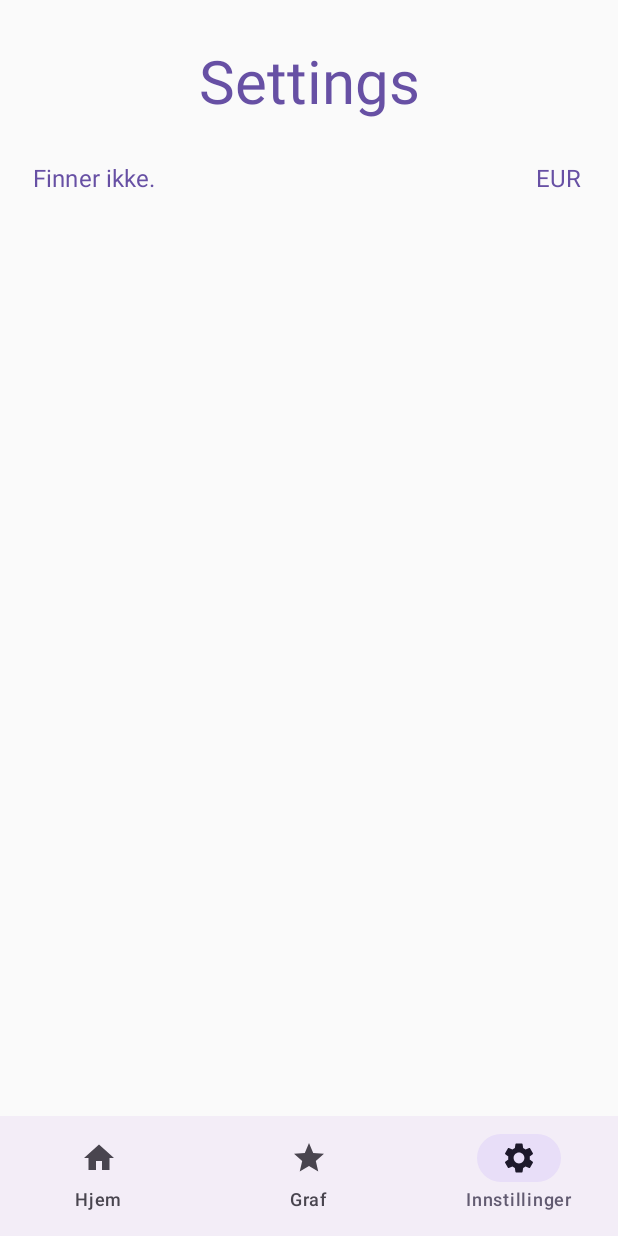
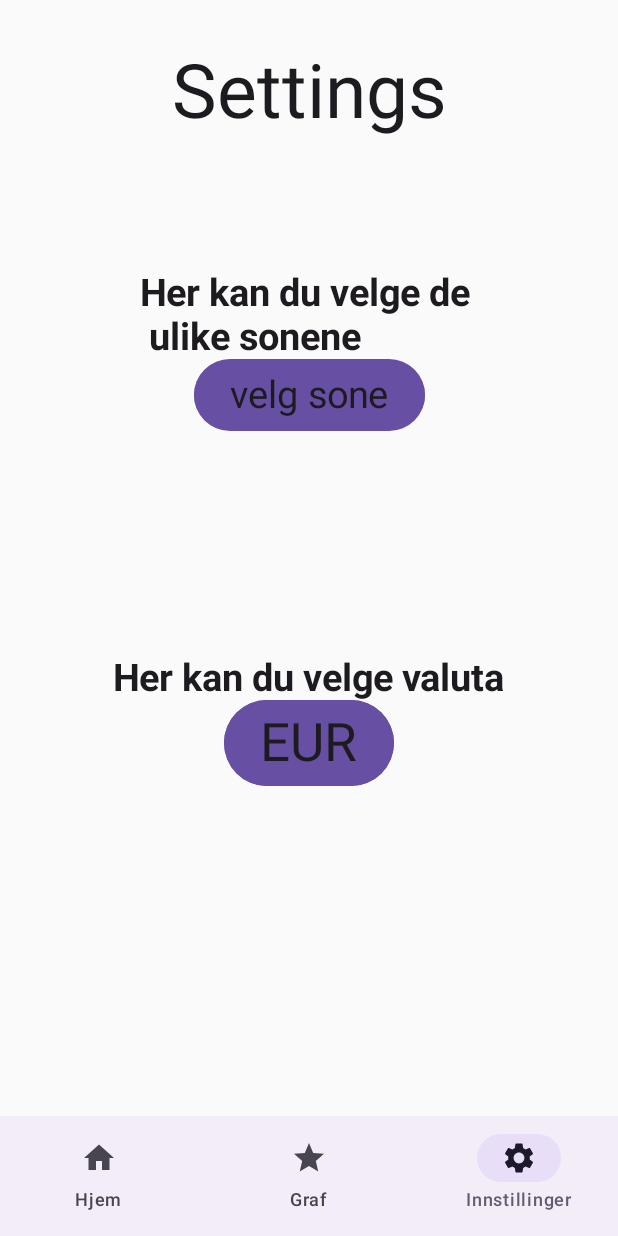
Before and after one commit to Zekima/StromprisApp, an Android app built with Jetpack Compose: the SettingsScreen screen opened through its navigation route, on a phone screen of 412 x 824 dp. Run offline under Robolectric (Android 15) with nearby library versions, the phone set to English and light mode, and no system bars.

Commit message:
Update SettingsScreen.kt

```diff
--- a/app/src/main/java/com/example/stromprisapp/ui/SettingsScreen.kt
+++ b/app/src/main/java/com/example/stromprisapp/ui/SettingsScreen.kt
@@ -1,15 +1,21 @@
 package com.example.stromprisapp.ui
 
 import android.content.Context
+import androidx.compose.foundation.background
 import androidx.compose.foundation.clickable
 import androidx.compose.foundation.layout.Arrangement
+import androidx.compose.foundation.layout.Box
 import androidx.compose.foundation.layout.Column
 import androidx.compose.foundation.layout.Row
+import androidx.compose.foundation.layout.Spacer
 import androidx.compose.foundation.layout.fillMaxWidth
+import androidx.compose.foundation.layout.height
 import androidx.compose.foundation.layout.padding
+import androidx.compose.foundation.shape.CircleShape
 import androidx.compose.material.icons.Icons
 import androidx.compose.material.icons.filled.KeyboardArrowDown
 import androidx.compose.material.icons.filled.KeyboardArrowUp
+import androidx.compose.material3.Button
 import androidx.compose.material3.DropdownMenu
 import androidx.compose.material3.DropdownMenuItem
 import androidx.compose.material3.Icon
@@ -24,6 +30,7 @@ import androidx.compose.runtime.setValue
 import androidx.compose.ui.Alignment
 import androidx.compose.ui.Modifier
 import androidx.compose.ui.graphics.Color
+import androidx.compose.ui.graphics.toArgb
 import androidx.compose.ui.platform.LocalContext
 import androidx.compose.ui.text.font.FontWeight
 import androidx.compose.ui.unit.DpOffset
@@ -31,28 +38,18 @@ import androidx.compose.ui.unit.TextUnit
 import androidx.compose.ui.unit.dp
 import androidx.compose.ui.unit.sp
 import com.example.stromprisapp.Utils
+import com.example.stromprisapp.ui.Global.sharedPrefEur
+import com.example.stromprisapp.ui.Global.sharedPrefNOK
+import com.example.stromprisapp.ui.Global.sharedPrefSone
 import com.example.stromprisapp.ui.Global.valgtSone
 import com.example.stromprisapp.ui.Global.valutaEUR
 import com.example.stromprisapp.ui.Global.valutaNOK
-import com.example.stromprisapp.ui.Global.velgSone
 import com.example.stromprisapp.ui.Global.velgValuta
 import com.example.stromprisapp.ui.theme.Black
 import com.example.stromprisapp.ui.theme.White
 
-
 @Composable
 fun SettingsScreen( ) {
-    val currentSone = LocalContext.current
-    val sharedPrefSone = currentSone.getSharedPreferences("minPrefSone", Context.MODE_PRIVATE)
-    Global.valgtSone = sharedPrefSone.getString("valgtSone", valgtSone).toString()
-
-    val currentEur = LocalContext.current
-    val sharedPrefEur = currentEur.getSharedPreferences("minPrefValuta", Context.MODE_PRIVATE)
-    valutaEUR = sharedPrefEur.getBoolean("valutaEUR", false)
-
-    val currentNOK = LocalContext.current
-    val sharedPrefNOK = currentNOK.getSharedPreferences("minPrefValuta", Context.MODE_PRIVATE)
-    valutaNOK = sharedPrefNOK.getBoolean("valutaNOK", false)
 
     var menyvalgValuta by remember {
         mutableStateOf(false)
@@ -62,9 +59,8 @@ fun SettingsScreen( ) {
     }
     val listeValuta = listOf("NOK", "€")
 
-    val listeSone = listOf("Oslo / Øst-Norge", "Kristiandsand /Sør-Norge", "Trondheim / Midt-Norge",
-        "Tromsø / Nord-Norge", "Bergen / Vest-Norge")
-
+    val listeSone = listOf("Oslo Øst-Norge", "Kristiandsand Sør-Norge", "Trondheim Midt-Norge",
+        "Tromsø Nord-Norge", "Bergen Vest-Norge")
 
     val iconSone = if( menyValgSone) {
         Icons.Filled.KeyboardArrowDown
@@ -81,53 +77,72 @@ fun SettingsScreen( ) {
         modifier = Modifier.fillMaxWidth(),
         horizontalAlignment = Alignment.CenterHorizontally
     ) {
-        TekstMedBakgrunn(tekst = "Settings", fontSize = 40.sp, modifier = Modifier.padding(16.dp) )
+        TekstMedBakgrunn(tekst = "Settings", fontSize = 50.sp, modifier = Modifier.padding(top =16.dp, bottom = 90.dp) )
 
-        Row(
+        Column(
             modifier = Modifier.fillMaxWidth(),
-            horizontalArrangement = Arrangement.SpaceBetween,
-            verticalAlignment = Alignment.CenterVertically
+            horizontalAlignment = Alignment.CenterHorizontally,
+            // verticalAlignment = Alignment.CenterVertically
         ) {
 
-            TextButton( onClick = { menyValgSone = true } ) {
-                TekstMedBakgrunn(tekst =  convertZoneCode(valgtSone))
+            TekstMedBakgrunn(tekst = "Her kan du velge de \n ulike sonene", fontSize = 25.sp, fontWeight = FontWeight.Bold)
+            Box(
+                modifier = Modifier
+                    .background(Color(color = MaterialTheme.colorScheme.primary.toArgb()), CircleShape)
+
+            ) {
+
+                Button(onClick = { menyValgSone = true }) {
+                    TekstMedBakgrunn(tekst = convertZoneCode(valgtSone), fontSize = 25.sp)
                 }
-            DropdownMenu(expanded = menyValgSone, onDismissRequest = { menyValgSone = false } ) {
+                DropdownMenu(expanded = menyValgSone, onDismissRequest = { menyValgSone = false }) {
                     listeSone.forEachIndexed { index, item ->
                         DropdownMenuItem({
-                        TekstMedBakgrunn(tekst = item)
+                            TekstMedBakgrunn(tekst = item, fontSize = 20.sp)
                         }, onClick = {
                             val element = listeSone[index]
                             valgtSone = when (element) {
-                            "Oslo / Øst-Norge" -> "NO1"
-                            "Kristiandsand /Sør-Norge" -> "NO2"
-                            "Trondheim / Midt-Norge" -> "NO3"
-                            "Tromsø / Nord-Norge" -> "NO4"
-                            "Bergen / Vest-Norge" -> "NO5"
+                                "Oslo Øst-Norge" -> "NO1"
+                                "Kristiandsand Sør-Norge" -> "NO2"
+                                "Trondheim Midt-Norge" -> "NO3"
+                                "Tromsø Nord-Norge" -> "NO4"
+                                "Bergen Vest-Norge" -> "NO5"
                                 else -> "Finner ikke valgt sone"
                             }
                             val editor = sharedPrefSone.edit()
                             editor.putString("valgtSone", valgtSone)
                             editor.apply()
-
                             menyValgSone = false
-                        velgSone = element
+                            valgtSone = element
 
                         },
                             trailingIcon = {
-                            Icon(iconSone, "", Modifier.clickable { menyValgSone = !menyValgSone})
+                                Icon(
+                                    iconSone,
+                                    "",
+                                    Modifier.clickable { menyValgSone = !menyValgSone })
                             })
                     }
                 }
+            }
 
-
-            TextButton(onClick = { menyvalgValuta = true } ) {
-            TekstMedBakgrunn(tekst = Utils.getValuta())
+            Spacer(modifier = Modifier.height(150.dp))
+            TekstMedBakgrunn(tekst = "Her kan du velge valuta", fontSize = 25.sp, fontWeight = FontWeight.Bold)
+            Box(
+                modifier = Modifier
+                    // .width(100.dp)
+                    // .height(100.dp)
+                    .background(Color(color = MaterialTheme.colorScheme.primary.toArgb()), CircleShape)
+            ) {
+                Button(onClick = { menyvalgValuta = true }) {
+                    TekstMedBakgrunn(tekst = Utils.getValuta(), fontSize = 35.sp)
                 }
-        DropdownMenu(expanded = menyvalgValuta, onDismissRequest = { menyvalgValuta = false}, offset = DpOffset((-16).dp, (-16).dp)) {
+                DropdownMenu(
+                    expanded = menyvalgValuta,
+                    onDismissRequest = { menyvalgValuta = false }) {
                     listeValuta.forEachIndexed { index, item ->
                         DropdownMenuItem({
-                    TekstMedBakgrunn(tekst = item)
+                            TekstMedBakgrunn(tekst = item, fontSize = 20.sp)
                         }, onClick = {
                             when (listeValuta[index]) {
                                 "NOK" -> {
@@ -138,7 +153,8 @@ fun SettingsScreen( ) {
                                     valutaEUR = true
                                     valutaNOK = false
                                 }
-                        else ->  "ugyldig Valuta"
+
+                                else -> "ugyldig Valuta"
                             }
                             val endre = sharedPrefNOK.edit()
                             endre.putBoolean("valutaNOK", valutaNOK)
@@ -151,10 +167,14 @@ fun SettingsScreen( ) {
                             velgValuta = listeValuta[index]
                         },
                             trailingIcon = {
-                        Icon(iconValuta, "", Modifier.clickable { menyvalgValuta = !menyvalgValuta})
+                                Icon(
+                                    iconValuta,
+                                    "",
+                                    Modifier.clickable { menyvalgValuta = !menyvalgValuta })
                             })
                     }
 
+                }
             }
         }
     }
@@ -169,7 +189,7 @@ fun TekstMedBakgrunn(
 
 ) {
    Text(text = tekst,
-       color = MaterialTheme.colorScheme.primary,
+       color = MaterialTheme.colorScheme.onBackground,
        fontSize = fontSize,
        fontWeight = fontWeight,
        modifier = modifier)
@@ -178,15 +198,16 @@ fun TekstMedBakgrunn(
 
 fun convertZoneCode(s : String) : String {
     var b = when(s) {
-        "NO1"  -> "Oslo / Øst-Norge"
-         "NO2" -> "Kristiandsand /Sør-Norge"
-         "NO3" -> "Trondheim / Midt-Norge"
-         "NO4" -> "Tromsø / Nord-Norge"
-         "NO5" -> "Bergen / Vest-Norge"
-        else -> "Finner ikke."
+        "NO1"  -> "Oslo " + "Øst-Norge"
+        "NO2" -> "Kristiandsand \n \n Sør-Norge"
+        "NO3" -> "Trondheim \n \n Midt-Norge"
+        "NO4" -> "Tromsø \n \n Nord-Norge"
+        "NO5" -> "Bergen \n \n Vest-Norge"
+        else -> "velg sone"
     }
     return b;
 }
+
 
 fun kontrastFarge(backgroundColor: Color, modifier: Modifier = Modifier): Color {
 
```
Lines whose indentation alone changed are shown as unchanged.
